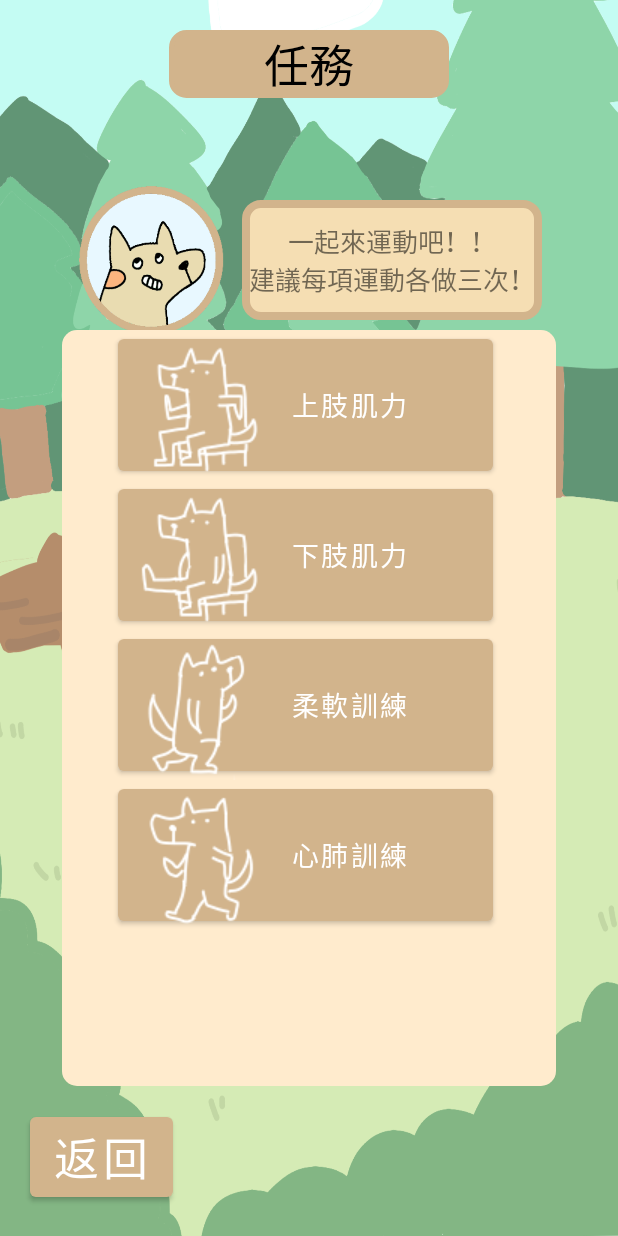
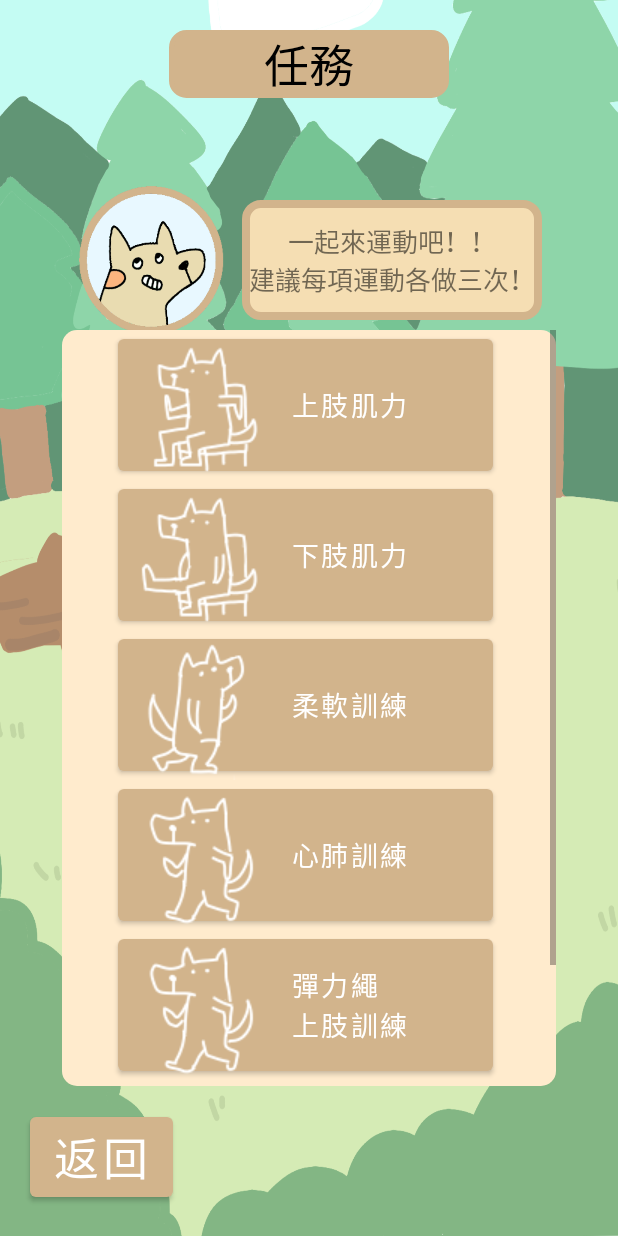
Before and after one commit to SuMingWei/Fit_it, an Android app: the Mission screen opened directly, with no data from a screen before it, on a phone screen of 412 x 824 dp. Run offline under Robolectric (Android 15) with nearby library versions, the phone set to English and light mode, and no system bars.

```diff
--- a/app/src/main/res/layout/activity_mission.xml
+++ b/app/src/main/res/layout/activity_mission.xml
@@ -145,6 +145,26 @@
                 android:drawableLeft="@drawable/indurance1"
                 android:text="心肺訓練"
                 android:textSize="18dp"/>
+            <Button
+                android:id="@+id/ropeExe1_btn"
+                android:layout_width="250dp"
+                android:layout_height="100dp"
+                android:drawablePadding="-50dp"
+                android:paddingLeft="8dp"
+                android:gravity="left|center_vertical"
+                android:drawableLeft="@drawable/indurance1"
+                android:text="彈力繩\n上肢訓練"
+                android:textSize="18dp"/>
+            <Button
+                android:id="@+id/ropeExe2_btn"
+                android:layout_width="250dp"
+                android:layout_height="100dp"
+                android:drawablePadding="-50dp"
+                android:paddingLeft="8dp"
+                android:gravity="left|center_vertical"
+                android:drawableLeft="@drawable/indurance1"
+                android:text="彈力繩\n下肢運動"
+                android:textSize="18dp"/>
 
         </LinearLayout>
     </ScrollView>
```
Also changed, not shown: app/src/main/res/drawable/unknowndog1.png (added), app/src/main/res/drawable/unknowndog2.png (added).
